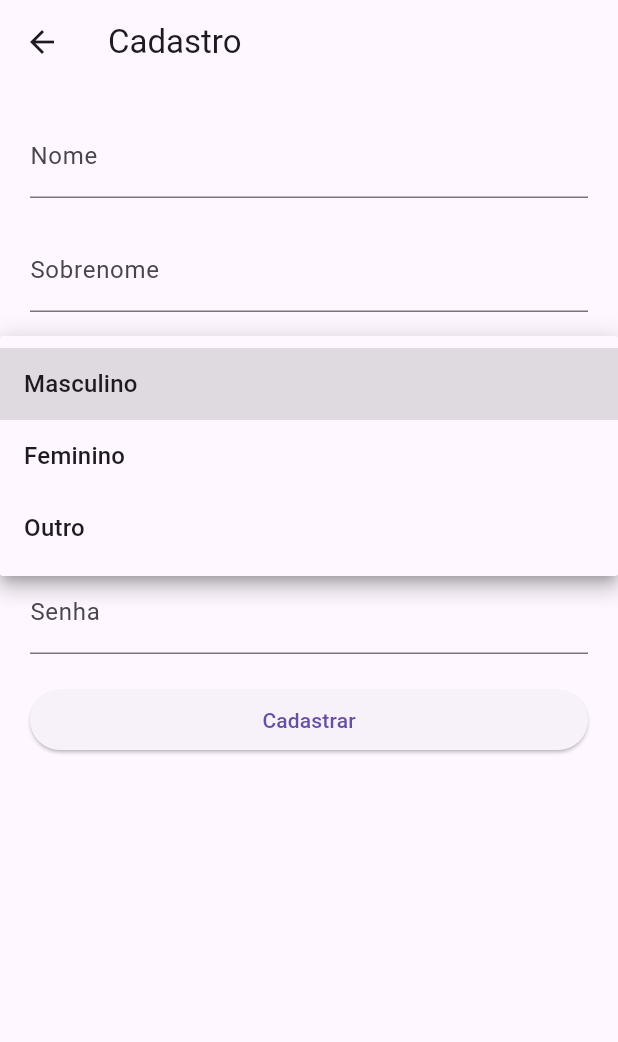
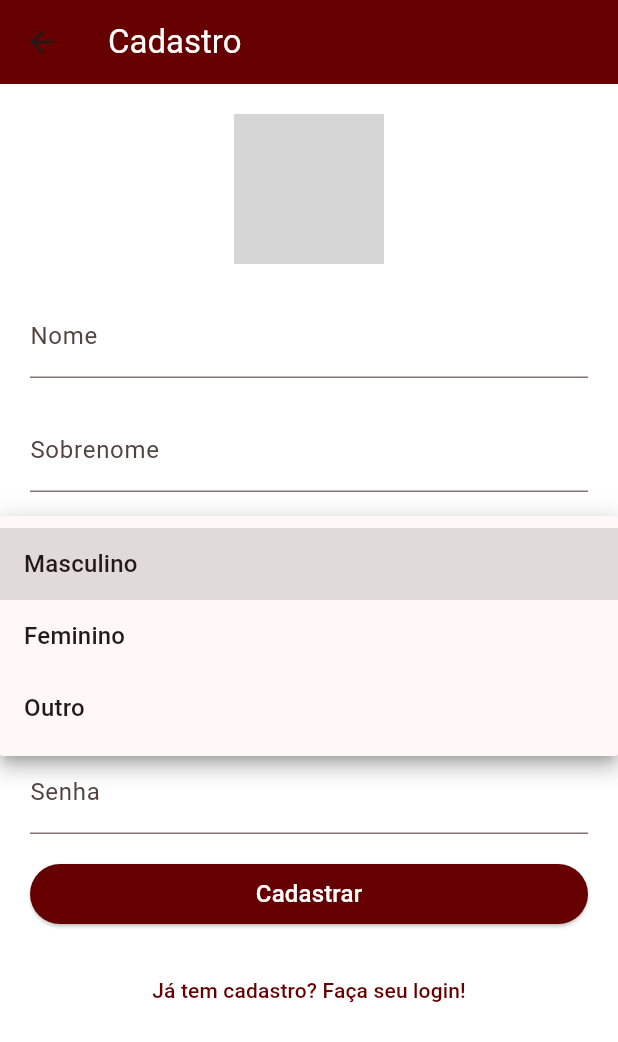
Before and after one commit to AnaPaulaRibeirinha/projeto_quinto_semestre, a Flutter app: the CadastroPage screen opened by its route, after a tap on "Gênero", on a phone screen of 412 x 824 dp. Shown: the top 1042 px of the screen. Run offline on Flutter 3.47's test engine with Material 3 defaults, Android fonts, the light colour scheme and no system bars; network calls fail; grey boxes are pictures that could not be loaded.

Commit message:
front consertado

```diff
--- a/lib/main.dart
+++ b/lib/main.dart
@@ -16,12 +16,8 @@ class MyApp extends StatelessWidget {
     return MaterialApp(
       title: 'Inicial',
       theme: ThemeData(
-        colorScheme: ColorScheme.fromSeed(seedColor: Colors.deepPurple),
+        colorScheme: ColorScheme.fromSeed(seedColor: Color.fromARGB(255, 139, 13, 30)),
         useMaterial3: true,
-<<<<<<< Updated upstream
-
-=======
->>>>>>> Stashed changes
       ),
       // home: const MyHomePage(),
       debugShowCheckedModeBanner: false,
--- a/lib/pages/cadastro.dart
+++ b/lib/pages/cadastro.dart
@@ -1,60 +1,122 @@
 import 'package:flutter/material.dart';
 
+class CadastroPage extends StatefulWidget {
+  const CadastroPage({super.key});
 
-class CadastroPage extends StatelessWidget {
+  @override
+  _CadastroPageState createState() => _CadastroPageState();
+}
+
+class _CadastroPageState extends State<CadastroPage> {
+  bool _isLogin = false;
+
   @override
   Widget build(BuildContext context) {
     return Scaffold(
       appBar: AppBar(
-        title: Text('Cadastro'),
+        title: Text(
+          _isLogin ? 'Login' : 'Cadastro',
+          style: const TextStyle(color: Colors.white),
+        ),
+        backgroundColor: const Color.fromARGB(255, 102, 0, 0),
       ),
       body: SingleChildScrollView(
-        padding: EdgeInsets.all(20.0),
+        padding: const EdgeInsets.all(20.0),
         child: Column(
           crossAxisAlignment: CrossAxisAlignment.stretch,
           children: [
+            Center(
+              child: Image.network(
+                'https://i.imgur.com/gBQhCJ6.png',
+                height: 100,
+              ),
+            ),
+            const SizedBox(height: 20.0),
+            if (!_isLogin) ...[
               TextFormField(
-              decoration: InputDecoration(labelText: 'Nome'),
+                decoration: const InputDecoration(labelText: 'Nome'),
               ),
-            SizedBox(height: 20.0),
+              const SizedBox(height: 20.0),
               TextFormField(
-              decoration: InputDecoration(labelText: 'Sobrenome'),
+                decoration: const InputDecoration(labelText: 'Sobrenome'),
               ),
-            SizedBox(height: 20.0),
+              const SizedBox(height: 20.0),
+            ],
+            if (!_isLogin)
               DropdownButtonFormField<String>(
-              decoration: InputDecoration(labelText: 'Gênero'),
-              items: ['Masculino', 'Feminino', 'Outro']
-                  .map((String value) {
+                decoration: const InputDecoration(labelText: 'Gênero'),
+                items: ['Masculino', 'Feminino', 'Outro'].map((String value) {
                   return DropdownMenuItem<String>(
                     value: value,
                     child: Text(value),
                   );
-                  })
-                  .toList(),
-              onChanged: (String? value) {
-                // Faça algo com o valor selecionado, se necessário
-              },
+                }).toList(),
+                onChanged: !_isLogin ? (String? value) {} : null,
               ),
-            SizedBox(height: 20.0),
+            const SizedBox(height: 20.0),
             TextFormField(
-              decoration: InputDecoration(labelText: 'Email'),
+              decoration: const InputDecoration(labelText: 'Email'),
               keyboardType: TextInputType.emailAddress,
             ),
-            SizedBox(height: 20.0),
+            const SizedBox(height: 20.0),
             TextFormField(
-              decoration: InputDecoration(labelText: 'Senha'),
+              decoration: const InputDecoration(labelText: 'Senha'),
               obscureText: true,
             ),
-            SizedBox(height: 20.0),
-            ElevatedButton(
+            const SizedBox(height: 20.0),
+            SizedBox(
+              height: 40.0,
+              width: 150.0, // Define a largura do botão como 150.0
+              child: ElevatedButton(
                 onPressed: () {
-                // Adicione aqui a lógica para processar o cadastro
+                  if (!_isLogin) {
+                    // Lógica de cadastro
+                  } else {
+                    // Lógica de login
+                  }
                 },
-              child: Text('Cadastrar'),
+                style: ButtonStyle(
+                  backgroundColor: MaterialStateProperty.all<Color>(
+                      const Color.fromARGB(255, 102, 0, 0)),
+                  padding: MaterialStateProperty.all<EdgeInsets>(
+                      const EdgeInsets.symmetric(
+                          vertical: 5.0, horizontal: 20.0)),
+                ),
+                child: Text(
+                  _isLogin ? 'Login' : 'Cadastrar',
+                  style: const TextStyle(fontSize: 16, color: Colors.white),
+                ),
+              ),
+            ),
+            const SizedBox(height: 20.0),
+            TextButton(
+              onPressed: () {
+                setState(() {
+                  _isLogin = !_isLogin;
+                });
+              },
+              child: Text(
+                _isLogin
+                    ? 'Ainda não tem cadastro? Cadastre-se aqui!'
+                    : 'Já tem cadastro? Faça seu login!',
+                style: const TextStyle(color: Color.fromARGB(255, 102, 0, 0)),
+              ),
             ),
           ],
         ),
       ),
+      backgroundColor: Colors.white,
     );
   }
 }
+
+void main() {
+  runApp(MaterialApp(
+    title: 'Cadastro Page',
+    home: const CadastroPage(),
+    theme: ThemeData(
+      primarySwatch: Colors.red,
+      visualDensity: VisualDensity.adaptivePlatformDensity,
+    ),
+  ));
+}
--- a/lib/pages/conta.dart
+++ b/lib/pages/conta.dart
@@ -108,7 +108,7 @@ class _HomePageState extends State<HomePage> {
             label: 'Home',
           ),
           BottomNavigationBarItem(
-            icon: Icon(Icons.heart_broken),
+            icon: Icon(Icons.favorite),
             label: 'Salvos',
           ),
           BottomNavigationBarItem(
--- a/lib/pages/home_page.dart
+++ b/lib/pages/home_page.dart
@@ -120,7 +120,7 @@ class _MyHomePageState extends State<MyHomePage> {
             label: 'Início',
           ),
           BottomNavigationBarItem(
-            icon: Icon(Icons.heart_broken),
+            icon: Icon(Icons.favorite),
             label: 'Salvos',
           ),
           BottomNavigationBarItem(
```
Also changed, not shown: lib/pages/salvos.dart (+63 -3 lines). Lines whose indentation alone changed are shown as unchanged.
